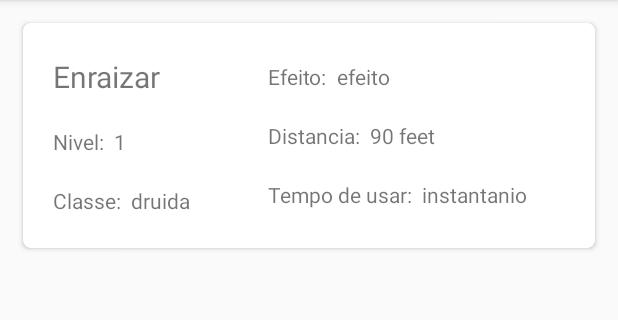
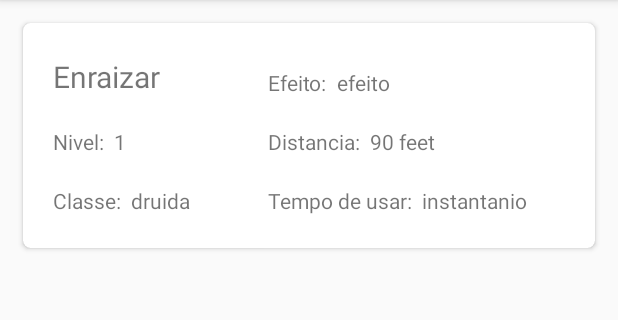
Before and after one commit to marcelovicarvalho/edenic, an Android app: the Feiticos screen opened directly, with no data from a screen before it, on a phone screen of 412 x 824 dp, the part 84-404 px from its top. Run offline under Robolectric (Android 15) with nearby library versions, the phone set to English and light mode, and no system bars.

Commit message:
Ajustado recycler de feiticos

```diff
--- a/app/src/main/res/layout/recycler_feiticos.xml
+++ b/app/src/main/res/layout/recycler_feiticos.xml
@@ -76,7 +76,10 @@
                 android:layout_height="wrap_content"
                 android:orientation="vertical"
                 android:layout_gravity="center"
-                android:layout_margin="10dp"
+                android:layout_marginTop="14dp"
+                android:layout_marginRight="10dp"
+                android:layout_marginLeft="10dp"
+                android:layout_marginBottom="10dp"
                 android:layout_weight="2">
                 <LinearLayout
                     android:layout_width="wrap_content"
```
